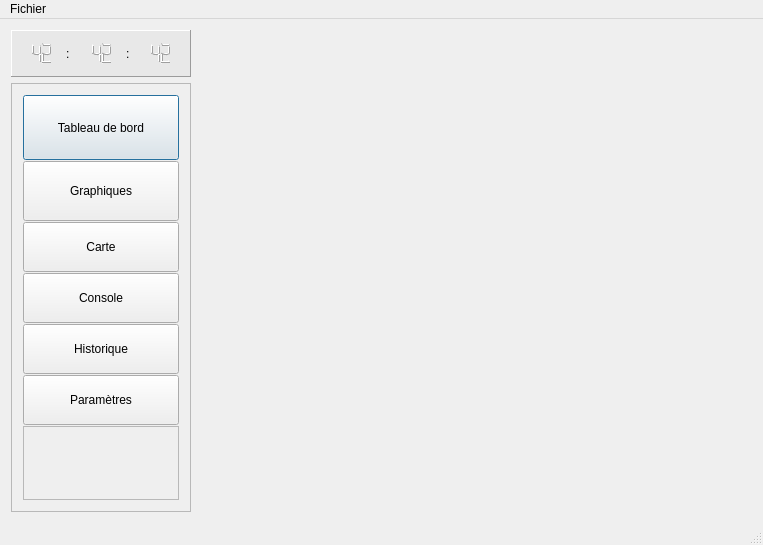
Old version of the form FenPrincipale.ui in the repository mjc-ermont/Cookie-Logger.
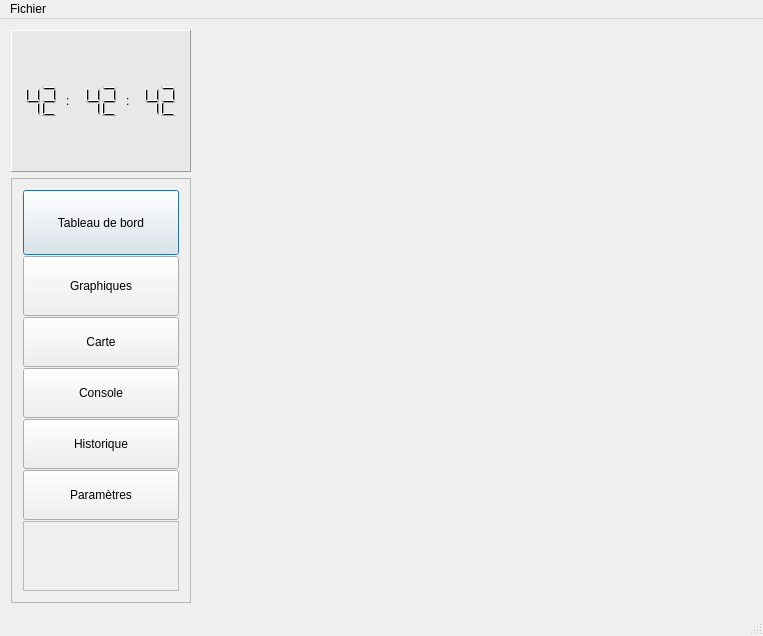
New version of the form.

Commit message: Implémentation du ChronoReaderWidget

Patch:
```diff
--- a/FenPrincipale.ui
+++ b/FenPrincipale.ui
@@ -34,6 +34,12 @@
           <height>0</height>
          </size>
         </property>
+        <property name="maximumSize">
+         <size>
+          <width>200</width>
+          <height>16777215</height>
+         </size>
+        </property>
         <property name="frameShape">
          <enum>QFrame::StyledPanel</enum>
         </property>
@@ -285,6 +291,18 @@
       </item>
       <item row="0" column="0">
        <widget class="QFrame" name="frame_2">
+        <property name="minimumSize">
+         <size>
+          <width>0</width>
+          <height>142</height>
+         </size>
+        </property>
+        <property name="maximumSize">
+         <size>
+          <width>200</width>
+          <height>16777215</height>
+         </size>
+        </property>
         <property name="autoFillBackground">
          <bool>false</bool>
         </property>
```
Left out of the diff: 3 changed lines with no effect on the pictures. The commit also changes 2 other files.
